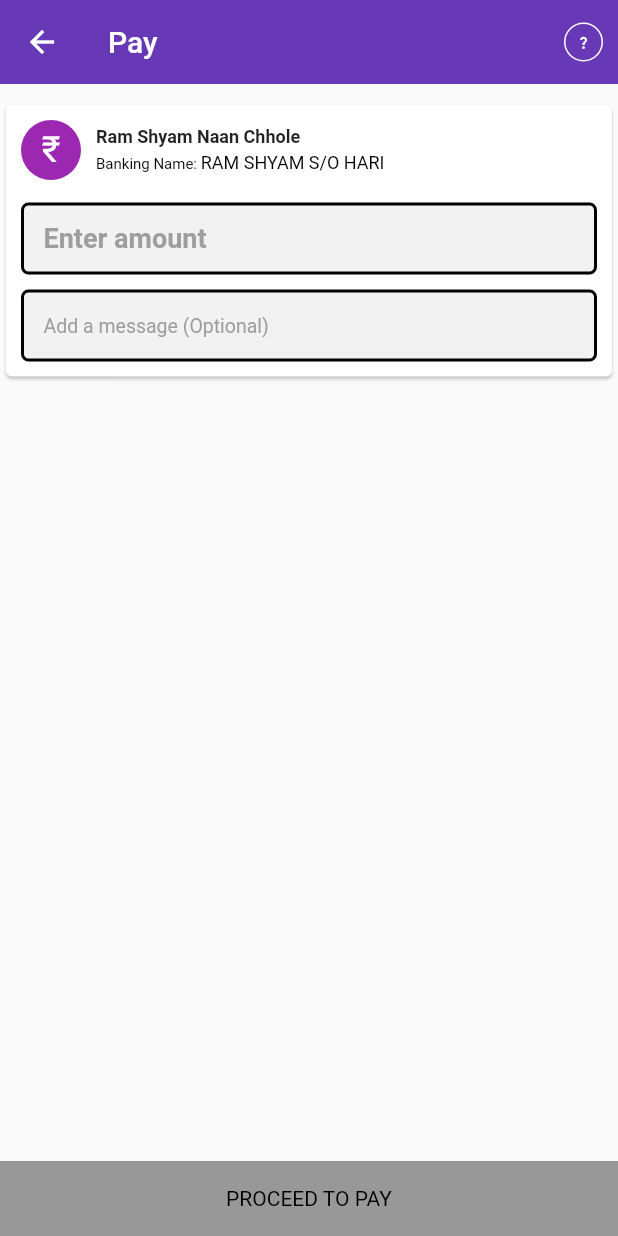
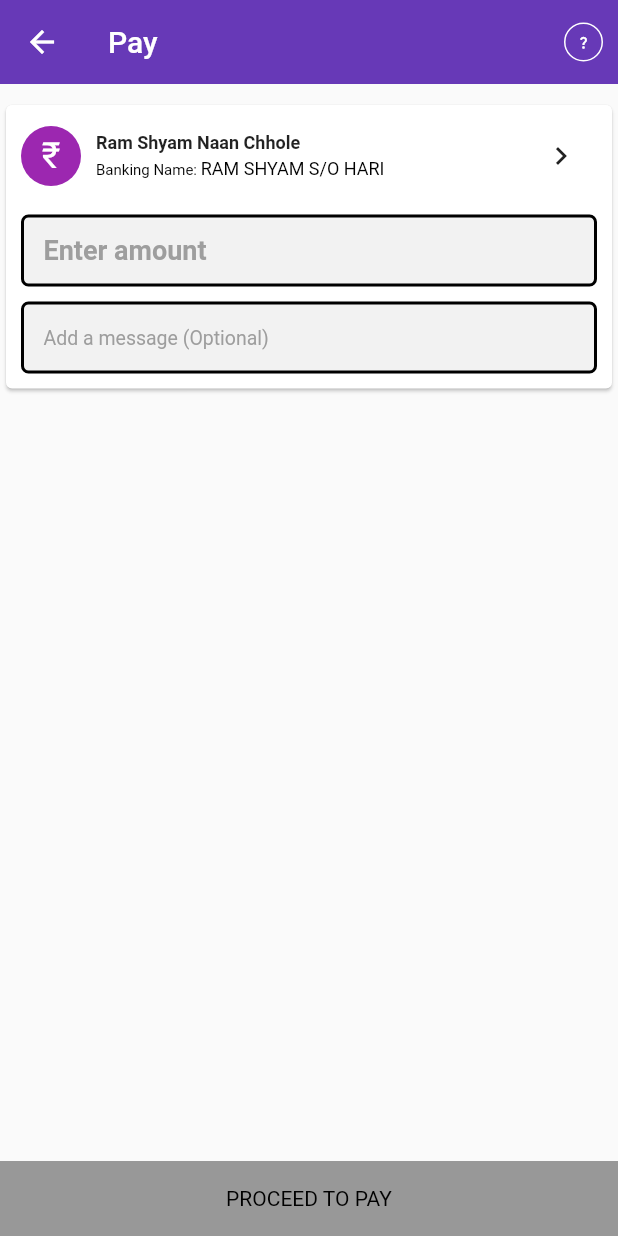
Before and after one commit to Iamdheeraj22/phonepe_design, a Flutter app: the PayScreen screen opened directly, on a phone screen of 412 x 824 dp. Run offline on Flutter 3.47's test engine with Material 2 defaults, Android fonts, the phone set to English and light mode, and no system bars; our stand-ins replace camera, get, local_auth, vibration.

Commit message:
add the icon button for navigate merchant shop details screen

```diff
--- a/lib/Screens/pay/pay_screen.dart
+++ b/lib/Screens/pay/pay_screen.dart
@@ -97,7 +97,11 @@ class _PayScreenState extends State<PayScreen> {
                                     color: Colors.black, fontSize: 12.sp))
                           ]))
                         ],
-                      )
+                      ),
+                      Spacer(),
+                      IconButton(
+                          onPressed: () {},
+                          icon: Icon(Icons.keyboard_arrow_right))
                     ],
                   ),
                   SizedBox(
@@ -139,7 +143,7 @@ class _PayScreenState extends State<PayScreen> {
                   TextFormField(
                     textInputAction: TextInputAction.done,
                     keyboardType: TextInputType.text,
-                    controller: _amountController,
+                    controller: _messageController,
                     onChanged: (v) {
                       setState(() {});
                     },
```
